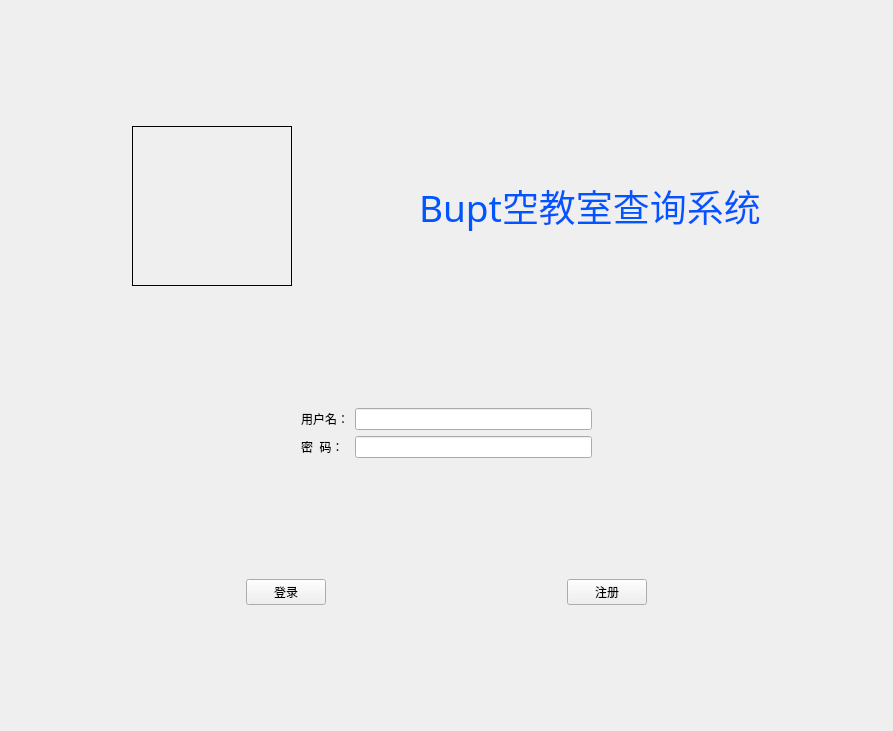
Qiulin-qaq/VacantClassrooms, file ui/logInPage.ui: the form before one commit.
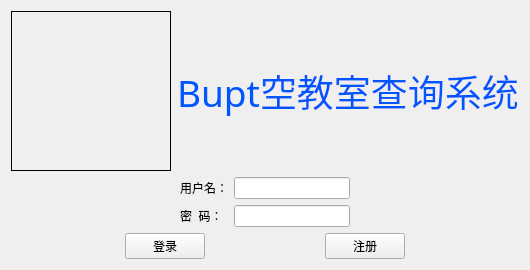
The form after the commit. Icons and pictures are not drawn.

```diff
--- a/ui/logInPage.ui
+++ b/ui/logInPage.ui
@@ -6,8 +6,8 @@
    <rect>
     <x>0</x>
     <y>0</y>
-    <width>893</width>
-    <height>731</height>
+    <width>430</width>
+    <height>236</height>
    </rect>
   </property>
   <property name="sizePolicy">
```
Left out of the diff: 2 changed lines with no effect on the pictures.
